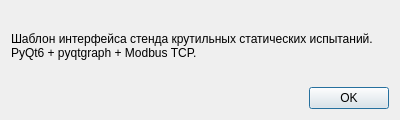
Qt form src/ui/about_dialog.ui (hermit71/117-3-2099) before a commit.
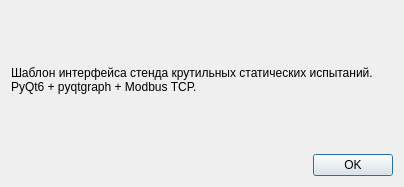
The same form after that commit.

What changed in the file:
```diff
--- a/src/ui/about_dialog.ui
+++ b/src/ui/about_dialog.ui
@@ -6,8 +6,8 @@
    <rect>
     <x>0</x>
     <y>0</y>
-    <width>400</width>
-    <height>120</height>
+    <width>404</width>
+    <height>187</height>
    </rect>
   </property>
   <property name="windowTitle">
```
